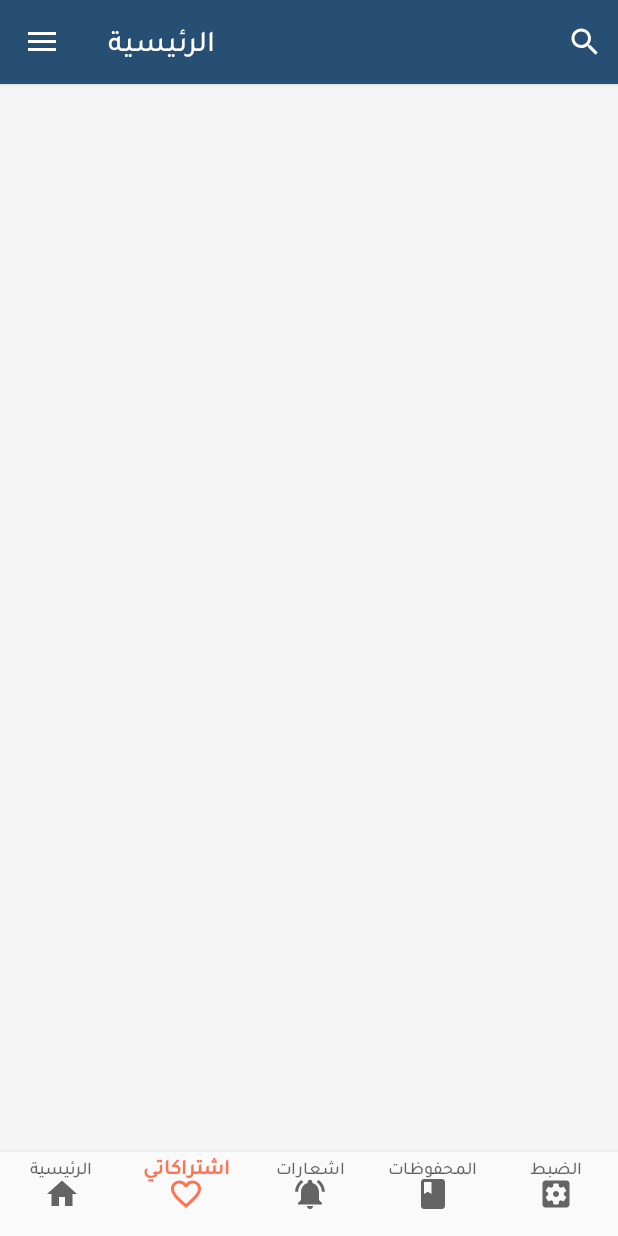
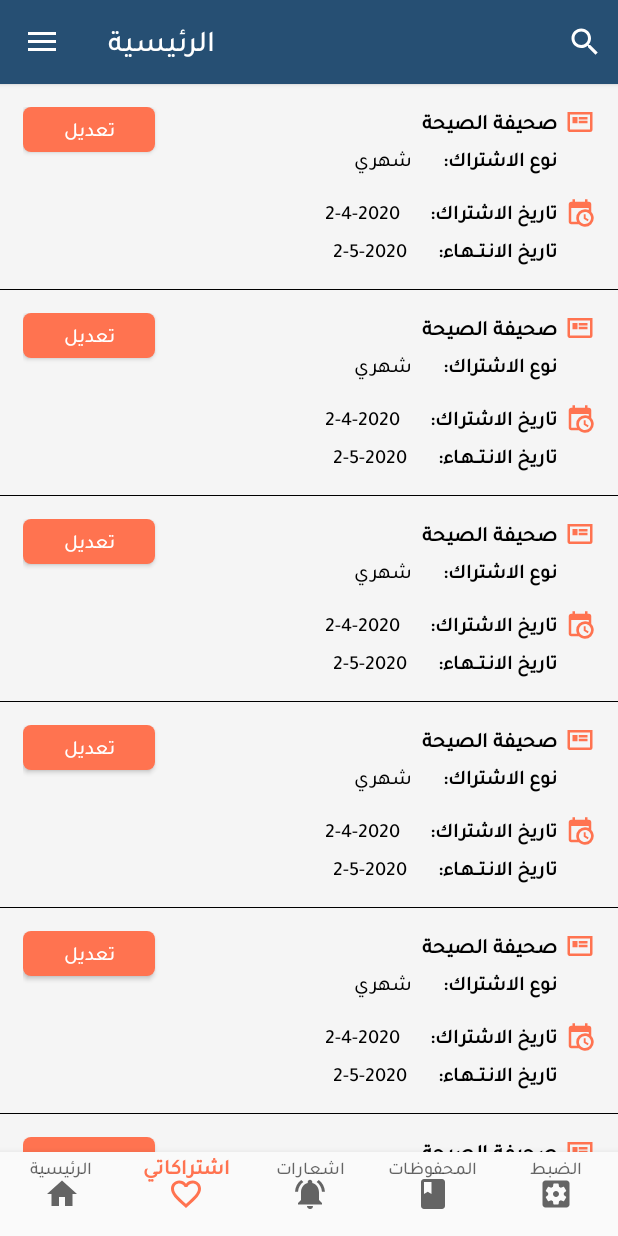
Before and after one commit to altayeb3mer/PressNewsPaper, an Android app: the screen it shows after launch (MainActivity), item 2 of the bottom bar chosen, on a phone screen of 412 x 824 dp. Run offline under Robolectric (Android 15) with nearby library versions, the phone set to English and light mode, and no system bars; libraries missing offline, so code that uses them is left out: me.relex.circleindicator; pictures from the network do not load; 2 statements that could not run were skipped.

Commit message:
30-4-2020 2:42 PM

```diff
--- a/app/src/main/java/com/example/pressnewspaper/Activity/MainActivity.java
+++ b/app/src/main/java/com/example/pressnewspaper/Activity/MainActivity.java
@@ -103,7 +103,7 @@ public class MainActivity extends AppCompatActivity implements BottomNavigationV
                 break;
             }
             case R.id.nav_menu_news_paper: {
-                startActivity(new Intent(this,PaperPostsActivity.class));
+                startActivity(new Intent(this,NewsPapers.class));
                 drawerLayout.closeDrawer(GravityCompat.START);
                 break;
             }
--- /dev/null
+++ b/app/src/main/java/com/example/pressnewspaper/Adapter/AdapterMySubscriptions.java
@@ -0,0 +1,110 @@
+package com.example.pressnewspaper.Adapter;
+
+
+import android.app.Activity;
+import android.content.Intent;
+import android.view.LayoutInflater;
+import android.view.View;
+import android.view.ViewGroup;
+import android.widget.ImageView;
+import android.widget.RelativeLayout;
+import android.widget.TextView;
+import android.widget.Toast;
+
+import androidx.appcompat.widget.AppCompatButton;
+import androidx.cardview.widget.CardView;
+import androidx.recyclerview.widget.RecyclerView;
+
+import com.example.pressnewspaper.Activity.PostDetailsActivity;
+import com.example.pressnewspaper.Model.ModelMySub;
+import com.example.pressnewspaper.Model.ModelPostsCard;
+import com.example.pressnewspaper.R;
+
+import java.util.ArrayList;
+
+
+public class AdapterMySubscriptions extends RecyclerView.Adapter<AdapterMySubscriptions.ViewHolder> {
+
+    ArrayList<ModelMySub> mySubArrayList;
+    private LayoutInflater mInflater;
+    private ItemClickListener mClickListener;
+    private Activity activity;
+    public AdapterMySubscriptions(Activity activity, ArrayList<ModelMySub> mySubArrayList) {
+        this.mInflater = LayoutInflater.from(activity);
+        this.mySubArrayList = mySubArrayList;
+        this.activity = activity;
+    }
+
+
+    @Override
+    public ViewHolder onCreateViewHolder(ViewGroup parent, int viewType) {
+        View view = mInflater.inflate(R.layout.my_subs_items, parent, false);
+
+
+
+        return new ViewHolder(view);
+    }
+
+
+    @Override
+    public void onBindViewHolder(ViewHolder holder, int position) {
+        final ModelMySub item = mySubArrayList.get(position);
+
+        holder.textView_title.setText(item.getNewsPaperName());
+        holder.textView_type.setText(item.getSubscriptionsType());
+        holder.textView_start_date.setText(item.getSubscriptionsStartDate());
+        holder.textView_end_date.setText(item.getSubscriptionsEndDate());
+
+        holder.container.setOnClickListener(new View.OnClickListener() {
+            @Override
+            public void onClick(View view) {
+                Toast.makeText(activity, ""+item.getNewsPaperName(), Toast.LENGTH_SHORT).show();
+            }
+        });
+
+
+    }
+
+
+    @Override
+    public int getItemCount() {
+        return mySubArrayList.size();
+    }
+
+    // allows clicks events to be caught
+    public void setClickListener(ItemClickListener itemClickListener) {
+        this.mClickListener = itemClickListener;
+    }
+
+
+    // parent activity will implement this method to respond to click events
+    public interface ItemClickListener {
+        void onItemClick(View view, int position);
+    }
+
+    public class ViewHolder extends RecyclerView.ViewHolder implements View.OnClickListener {
+        RelativeLayout container;
+        AppCompatButton buttonEdit;
+        TextView textView_title,textView_type,textView_start_date,textView_end_date;
+
+        ViewHolder(View itemView) {
+            super(itemView);
+
+            container = itemView.findViewById(R.id.container1);
+            buttonEdit = itemView.findViewById(R.id.my_sub_item_btn_edit);
+            textView_title = itemView.findViewById(R.id.my_sub_item_news_paper_name);
+            textView_type = itemView.findViewById(R.id.my_sub_item_type);
+            textView_start_date = itemView.findViewById(R.id.my_sub_item_start_date);
+            textView_end_date = itemView.findViewById(R.id.my_sub_item_end_date);
+
+            itemView.setOnClickListener(this);
+        }
+
+        @Override
+        public void onClick(View view) {
+            if (mClickListener != null) mClickListener.onItemClick(view, getAdapterPosition());
+        }
+    }
+
+
+}
--- a/app/src/main/java/com/example/pressnewspaper/Fragments/FragmentMySub.java
+++ b/app/src/main/java/com/example/pressnewspaper/Fragments/FragmentMySub.java
@@ -3,12 +3,19 @@ package com.example.pressnewspaper.Fragments;
 import android.os.Bundle;
 
 import androidx.fragment.app.Fragment;
+import androidx.recyclerview.widget.RecyclerView;
 
 import android.view.LayoutInflater;
 import android.view.View;
 import android.view.ViewGroup;
 
+import com.example.pressnewspaper.Adapter.AdapterMySubscriptions;
+import com.example.pressnewspaper.Adapter.AdapterPostsCard;
+import com.example.pressnewspaper.Model.ModelMySub;
+import com.example.pressnewspaper.Model.ModelPostsCard;
 import com.example.pressnewspaper.R;
+
+import java.util.ArrayList;
 
 
 public class FragmentMySub extends Fragment {
@@ -18,13 +25,42 @@ public class FragmentMySub extends Fragment {
         // Required empty public constructor
     }
 
-
+    View view;
     @Override
     public View onCreateView(LayoutInflater inflater, ViewGroup container,
                              Bundle savedInstanceState) {
         // Inflate the layout for this fragment
 
-        View view = inflater.inflate(R.layout.fragment_my_sub, container, false);
+        view = inflater.inflate(R.layout.fragment_my_sub, container, false);
+        testAdapter();
         return view;
     }
+    RecyclerView recyclerView;
+    AdapterMySubscriptions adapterMySubscriptions;
+    ArrayList<ModelMySub> mySubArrayList;
+    private void testAdapter(){
+        recyclerView = view.findViewById(R.id.spc_recycler);
+        mySubArrayList = new ArrayList<>();
+        for (int i = 0; i < 10; i++) {
+            ModelMySub modelMySub = new ModelMySub();
+            if (i % 2 == 0){
+                modelMySub.setNewsPaperName("صحيفة الصيحة");
+                modelMySub.setSubscriptionsType("شهري");
+                modelMySub.setSubscriptionsStartDate("2-4-2020");
+                modelMySub.setSubscriptionsEndDate("2-5-2020");
+            }else{
+                modelMySub.setNewsPaperName("صحيفة الصيحة");
+                modelMySub.setSubscriptionsType("شهري");
+                modelMySub.setSubscriptionsStartDate("2-4-2020");
+                modelMySub.setSubscriptionsEndDate("2-5-2020");
+            }
+            mySubArrayList.add(modelMySub);
+            adapterMySubscriptions = new AdapterMySubscriptions(getActivity(),mySubArrayList);
+            recyclerView.setAdapter(adapterMySubscriptions);
+        }
+
+        //end of test fun
+    }
+
+
 }
--- /dev/null
+++ b/app/src/main/java/com/example/pressnewspaper/Model/ModelMySub.java
@@ -0,0 +1,49 @@
+package com.example.pressnewspaper.Model;
+
+public class ModelMySub {
+    private String newsPaperId;
+    private String newsPaperName;
+    private String subscriptionsType;
+    private String subscriptionsStartDate;
+    private String subscriptionsEndDate;
+
+    public String getNewsPaperId() {
+        return newsPaperId;
+    }
+
+    public void setNewsPaperId(String newsPaperId) {
+        this.newsPaperId = newsPaperId;
+    }
+
+    public String getNewsPaperName() {
+        return newsPaperName;
+    }
+
+    public void setNewsPaperName(String newsPaperName) {
+        this.newsPaperName = newsPaperName;
+    }
+
+    public String getSubscriptionsType() {
+        return subscriptionsType;
+    }
+
+    public void setSubscriptionsType(String subscriptionsType) {
+        this.subscriptionsType = subscriptionsType;
+    }
+
+    public String getSubscriptionsStartDate() {
+        return subscriptionsStartDate;
+    }
+
+    public void setSubscriptionsStartDate(String subscriptionsStartDate) {
+        this.subscriptionsStartDate = subscriptionsStartDate;
+    }
+
+    public String getSubscriptionsEndDate() {
+        return subscriptionsEndDate;
+    }
+
+    public void setSubscriptionsEndDate(String subscriptionsEndDate) {
+        this.subscriptionsEndDate = subscriptionsEndDate;
+    }
+}
--- a/app/src/main/java/com/example/pressnewspaper/Utils/ToolbarClass.java
+++ b/app/src/main/java/com/example/pressnewspaper/Utils/ToolbarClass.java
@@ -17,7 +17,6 @@ public abstract class ToolbarClass extends AppCompatActivity {
         Toolbar toolbar = findViewById(R.id.public_toolbar);
         setSupportActionBar(toolbar);
         toolbar.setTitle(toolbar_title);
-        toolbar.setNavigationIcon(R.drawable.ic_arrow_back);
         toolbar.setNavigationOnClickListener(new View.OnClickListener() {
             @Override
             public void onClick(View v) {
--- a/app/src/main/res/layout/activity_post_details.xml
+++ b/app/src/main/res/layout/activity_post_details.xml
@@ -137,7 +137,7 @@
                         android:textColor="@android:color/black"
                         />
                     <androidx.recyclerview.widget.RecyclerView
-                        android:id="@+id/spc_recycler"
+                        android:id="@+id/post_details_recycler"
                         android:layout_width="match_parent"
                         android:layout_height="wrap_content"
                         app:layoutManager="androidx.recyclerview.widget.GridLayoutManager"
--- a/app/src/main/res/layout/my_subs_items.xml
+++ b/app/src/main/res/layout/my_subs_items.xml
@@ -1,18 +1,20 @@
 <?xml version="1.0" encoding="utf-8"?>
 <RelativeLayout xmlns:android="http://schemas.android.com/apk/res/android"
     android:layout_width="match_parent"
-    android:layout_height="wrap_content">
+    android:layout_height="wrap_content"
+    android:layoutDirection="rtl">
     <RelativeLayout
         android:id="@+id/container1"
         android:layout_width="match_parent"
         android:layout_height="wrap_content"
         android:padding="@dimen/margin_large_size">
         <androidx.appcompat.widget.AppCompatButton
-            android:layout_width="100dp"
+            android:id="@+id/my_sub_item_btn_edit"
+            android:layout_width="wrap_content"
             android:layout_height="30dp"
             android:text="تعديل"
             android:background="@drawable/shape_btn_bg_redius5"
-            android:textSize="@dimen/txt_normal_size"
+            android:textSize="@dimen/txt_small_size"
             android:textColor="@android:color/white"
             android:layout_alignParentEnd="true"
             android:layout_alignParentRight="true" />
@@ -27,9 +29,9 @@
                 android:layout_height="20dp"
                 android:src="@drawable/ic_newspaper"/>
             <TextView
+                android:id="@+id/my_sub_item_news_paper_name"
                 android:textStyle="bold"
                 android:textColor="@android:color/black"
-                android:textSize="@dimen/txt_normal_size"
                 android:layout_width="wrap_content"
                 android:layout_height="wrap_content"
                 android:text="صحيفة الصيحة"
@@ -57,6 +59,7 @@
                 android:layout_marginLeft="5dp"
                 android:layout_marginStart="5dp" />
             <TextView
+                android:id="@+id/my_sub_item_type"
                 android:textColor="@android:color/black"
                 android:textSize="@dimen/txt_small_size"
                 android:layout_width="wrap_content"
@@ -94,6 +97,7 @@
                 android:layout_marginLeft="5dp"
                 android:layout_marginStart="5dp" />
             <TextView
+                android:id="@+id/my_sub_item_start_date"
                 android:textColor="@android:color/black"
                 android:textSize="@dimen/txt_small_size"
                 android:layout_width="wrap_content"
@@ -123,6 +127,7 @@
                 android:layout_marginLeft="5dp"
                 android:layout_marginStart="5dp" />
             <TextView
+                android:id="@+id/my_sub_item_end_date"
                 android:textColor="@android:color/black"
                 android:textSize="@dimen/txt_small_size"
                 android:layout_width="wrap_content"
--- a/app/src/main/res/values/dimen.xml
+++ b/app/src/main/res/values/dimen.xml
@@ -1,6 +1,7 @@
 <?xml version="1.0" encoding="utf-8"?>
 <resources>
     <dimen name="txt_normal_size">16sp</dimen>
+    <dimen name="txt_normal_size14">14sp</dimen>
     <dimen name="txt_small_size">13sp</dimen>
     <dimen name="txt_so_small_size">9sp</dimen>
     <dimen name="txt_large_size">20sp</dimen>
```
Also changed, not shown: app/src/main/java/com/example/pressnewspaper/Activity/PostDetailsActivity.java (+32 -0 lines), app/src/main/java/com/example/pressnewspaper/Adapter/AdapterOtherPosts.java (added, +104 -0 lines), app/src/main/java/com/example/pressnewspaper/Fragments/FragmentSavedPost.java (+35 -0 lines), app/src/main/java/com/example/pressnewspaper/Model/ModelOtherPosts.java (added, +49 -0 lines), app/src/main/res/layout/news_paper_items.xml (+7 -7 lines), app/src/main/res/layout/other_posts_items.xml (+6 -1 lines).
